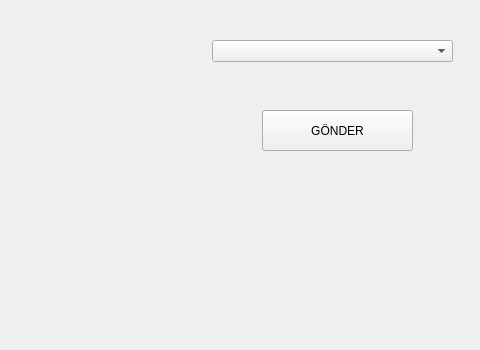
The window that load.ui (eyupcilkaya/QtLoadQuestion) describes before a commit, drawn with Qt 5; both pictures show x 408 to 888 and y 0 to 350 of the 888 by 628 pixel window.
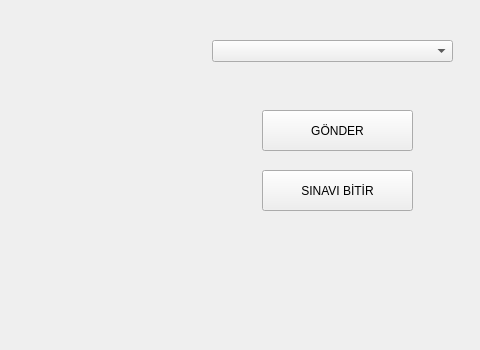
The same window after the commit.

Commit message: finish exam button added

Patch:
```diff
--- a/load.ui
+++ b/load.ui
@@ -141,6 +141,19 @@
      <string/>
     </property>
    </widget>
+   <widget class="QPushButton" name="finish">
+    <property name="geometry">
+     <rect>
+      <x>670</x>
+      <y>170</y>
+      <width>151</width>
+      <height>41</height>
+     </rect>
+    </property>
+    <property name="text">
+     <string>SINAVI BİTİR</string>
+    </property>
+   </widget>
   </widget>
   <widget class="QMenuBar" name="menubar">
    <property name="geometry">
```
The commit also changes 6 other files.
